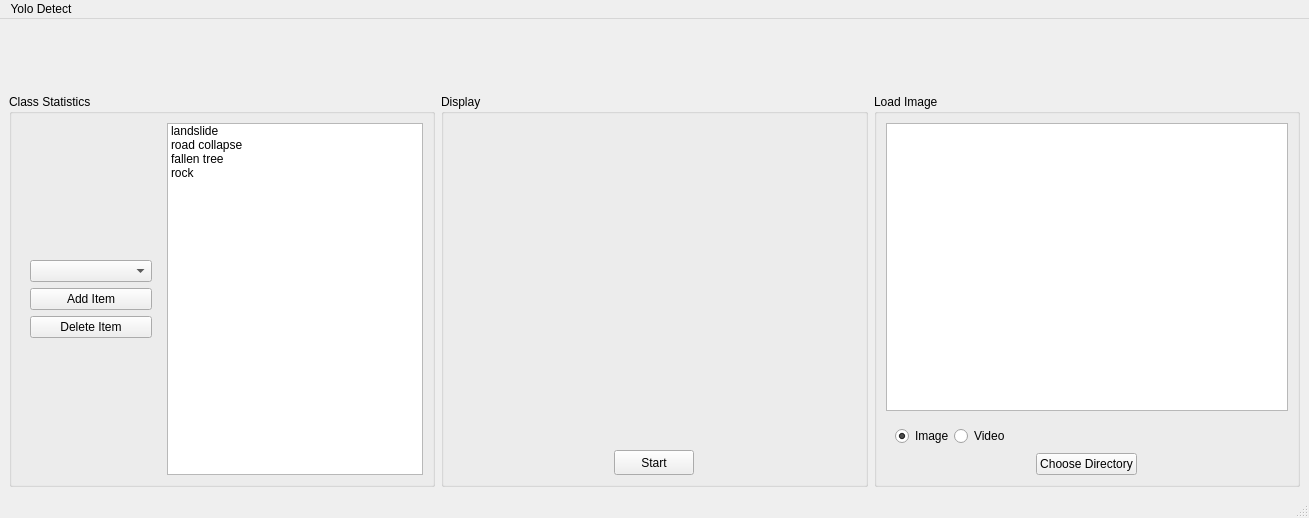
XHao1997/yolo_detect_qt, file main_window.ui: the form before one commit.
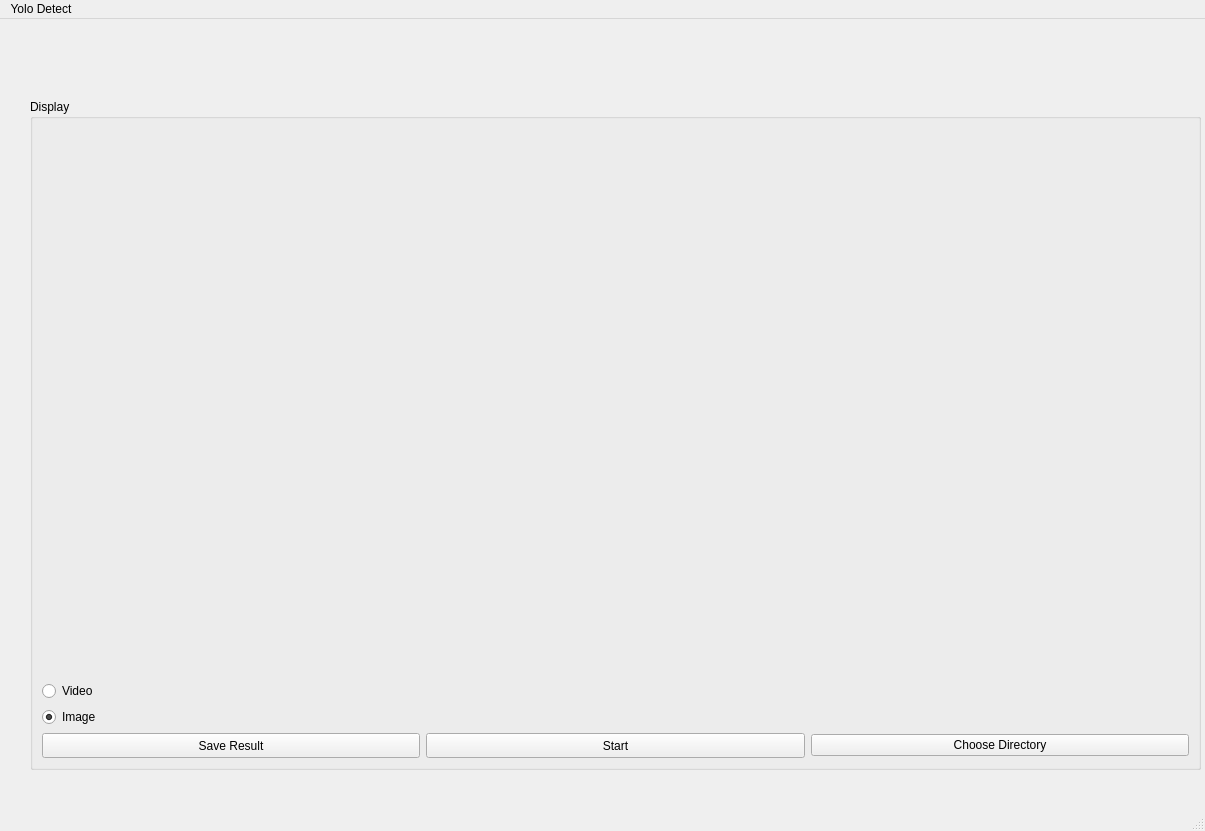
The form after the commit. Icons and pictures are not drawn.

```diff
--- a/main_window.ui
+++ b/main_window.ui
@@ -6,249 +6,152 @@
    <rect>
     <x>0</x>
     <y>0</y>
-    <width>1309</width>
-    <height>518</height>
+    <width>1205</width>
+    <height>831</height>
    </rect>
   </property>
+  <property name="sizePolicy">
+   <sizepolicy hsizetype="Preferred" vsizetype="Expanding">
+    <horstretch>0</horstretch>
+    <verstretch>0</verstretch>
+   </sizepolicy>
+  </property>
+  <property name="minimumSize">
+   <size>
+    <width>1205</width>
+    <height>200</height>
+   </size>
+  </property>
+  <property name="maximumSize">
+   <size>
+    <width>1205</width>
+    <height>4095</height>
+   </size>
+  </property>
   <property name="windowTitle">
    <string>Yolo Disaster Detection</string>
   </property>
   <widget class="QWidget" name="centralwidget">
-   <layout class="QGridLayout" name="gridLayout">
-    <item row="0" column="2" alignment="Qt::AlignmentFlag::AlignHCenter">
-     <widget class="QLabel" name="label_2">
-      <property name="sizePolicy">
-       <sizepolicy hsizetype="Preferred" vsizetype="Preferred">
-        <horstretch>0</horstretch>
-        <verstretch>0</verstretch>
-       </sizepolicy>
-      </property>
-      <property name="maximumSize">
-       <size>
-        <width>60</width>
-        <height>60</height>
-       </size>
-      </property>
-      <property name="text">
-       <string/>
-      </property>
-      <property name="textFormat">
-       <enum>Qt::TextFormat::AutoText</enum>
-      </property>
-      <property name="pixmap">
-       <pixmap>images.jpeg</pixmap>
-      </property>
-      <property name="scaledContents">
-       <bool>true</bool>
-      </property>
-     </widget>
-    </item>
-    <item row="1" column="4" rowspan="2">
-     <widget class="QGroupBox" name="groupBox_4">
-      <property name="title">
-       <string>Load Image</string>
-      </property>
-      <layout class="QVBoxLayout" name="verticalLayout">
+   <widget class="QLabel" name="label_2">
+    <property name="geometry">
+     <rect>
+      <x>570</x>
+      <y>0</y>
+      <width>60</width>
+      <height>60</height>
+     </rect>
+    </property>
+    <property name="sizePolicy">
+     <sizepolicy hsizetype="Preferred" vsizetype="Preferred">
+      <horstretch>0</horstretch>
+      <verstretch>0</verstretch>
+     </sizepolicy>
+    </property>
+    <property name="maximumSize">
+     <size>
+      <width>60</width>
+      <height>60</height>
+     </size>
+    </property>
+    <property name="text">
+     <string/>
+    </property>
+    <property name="textFormat">
+     <enum>Qt::PlainText</enum>
+    </property>
+    <property name="pixmap">
+     <pixmap>images.jpeg</pixmap>
+    </property>
+    <property name="scaledContents">
+     <bool>true</bool>
+    </property>
+   </widget>
+   <widget class="QGroupBox" name="groupBox_3">
+    <property name="geometry">
+     <rect>
+      <x>30</x>
+      <y>80</y>
+      <width>1171</width>
+      <height>671</height>
+     </rect>
+    </property>
+    <property name="sizePolicy">
+     <sizepolicy hsizetype="MinimumExpanding" vsizetype="Fixed">
+      <horstretch>0</horstretch>
+      <verstretch>0</verstretch>
+     </sizepolicy>
+    </property>
+    <property name="title">
+     <string>Display</string>
+    </property>
+    <layout class="QVBoxLayout" name="verticalLayout_3">
+     <item>
+      <widget class="QLabel" name="label_display">
+       <property name="sizePolicy">
+        <sizepolicy hsizetype="Expanding" vsizetype="Expanding">
+         <horstretch>0</horstretch>
+         <verstretch>0</verstretch>
+        </sizepolicy>
+       </property>
+       <property name="text">
+        <string/>
+       </property>
+      </widget>
+     </item>
+     <item>
+      <widget class="QRadioButton" name="checkButton_video">
+       <property name="text">
+        <string>Video</string>
+       </property>
+       <property name="iconSize">
+        <size>
+         <width>8</width>
+         <height>8</height>
+        </size>
+       </property>
+       <property name="checked">
+        <bool>false</bool>
+       </property>
+       <attribute name="buttonGroup">
+        <string notr="true">buttonGroup</string>
+       </attribute>
+      </widget>
+     </item>
+     <item>
+      <widget class="QRadioButton" name="checkButton_image">
+       <property name="text">
+        <string>Image</string>
+       </property>
+       <property name="iconSize">
+        <size>
+         <width>8</width>
+         <height>8</height>
+        </size>
+       </property>
+       <property name="checked">
+        <bool>true</bool>
+       </property>
+       <attribute name="buttonGroup">
+        <string notr="true">buttonGroup</string>
+       </attribute>
+      </widget>
+     </item>
+     <item>
+      <layout class="QHBoxLayout" name="horizontalLayout">
        <item>
-        <widget class="QGraphicsView" name="graphicsView">
-         <property name="sizePolicy">
-          <sizepolicy hsizetype="Preferred" vsizetype="Preferred">
-           <horstretch>0</horstretch>
-           <verstretch>0</verstretch>
-          </sizepolicy>
-         </property>
-        </widget>
-       </item>
-       <item>
-        <widget class="QWidget" name="checkBox_1" native="true">
-         <property name="sizePolicy">
-          <sizepolicy hsizetype="Minimum" vsizetype="Minimum">
-           <horstretch>0</horstretch>
-           <verstretch>0</verstretch>
-          </sizepolicy>
-         </property>
-         <property name="maximumSize">
+        <widget class="QPushButton" name="pushButton_display_2">
+         <property name="minimumSize">
           <size>
-           <width>16777215</width>
+           <width>80</width>
            <height>25</height>
           </size>
          </property>
-         <layout class="QHBoxLayout" name="horizontalLayout_3">
-          <property name="spacing">
-           <number>0</number>
-          </property>
-          <property name="sizeConstraint">
-           <enum>QLayout::SizeConstraint::SetFixedSize</enum>
-          </property>
-          <property name="bottomMargin">
-           <number>1</number>
-          </property>
-          <item>
-           <widget class="QRadioButton" name="checkButton_image">
-            <property name="text">
-             <string>Image</string>
-            </property>
-            <property name="iconSize">
-             <size>
-              <width>8</width>
-              <height>8</height>
-             </size>
-            </property>
-            <property name="checked">
-             <bool>true</bool>
-            </property>
-            <attribute name="buttonGroup">
-             <string notr="true">buttonGroup</string>
-            </attribute>
-           </widget>
-          </item>
-          <item>
-           <widget class="QRadioButton" name="checkButton_video">
-            <property name="text">
-             <string>Video</string>
-            </property>
-            <property name="iconSize">
-             <size>
-              <width>8</width>
-              <height>8</height>
-             </size>
-            </property>
-            <property name="checked">
-             <bool>false</bool>
-            </property>
-            <attribute name="buttonGroup">
-             <string notr="true">buttonGroup</string>
-            </attribute>
-           </widget>
-          </item>
-         </layout>
-        </widget>
-       </item>
-       <item alignment="Qt::AlignmentFlag::AlignHCenter">
-        <widget class="QPushButton" name="pushButton_loadImage">
          <property name="text">
-          <string>Choose Directory</string>
+          <string>Save Result</string>
          </property>
         </widget>
        </item>
-      </layout>
-     </widget>
-    </item>
-    <item row="1" column="0" rowspan="2">
-     <widget class="QGroupBox" name="groupBox">
-      <property name="title">
-       <string>Class Statistics</string>
-      </property>
-      <layout class="QHBoxLayout" name="horizontalLayout_2">
        <item>
-        <widget class="QWidget" name="widget" native="true">
-         <layout class="QVBoxLayout" name="verticalLayout_2">
-          <item>
-           <spacer name="verticalSpacer_2">
-            <property name="orientation">
-             <enum>Qt::Orientation::Vertical</enum>
-            </property>
-            <property name="sizeHint" stdset="0">
-             <size>
-              <width>20</width>
-              <height>40</height>
-             </size>
-            </property>
-           </spacer>
-          </item>
-          <item>
-           <widget class="QComboBox" name="comboBox">
-            <property name="currentText">
-             <string/>
-            </property>
-            <property name="currentIndex">
-             <number>-1</number>
-            </property>
-           </widget>
-          </item>
-          <item>
-           <widget class="QPushButton" name="pushButton_addItem">
-            <property name="sizePolicy">
-             <sizepolicy hsizetype="Preferred" vsizetype="Fixed">
-              <horstretch>0</horstretch>
-              <verstretch>0</verstretch>
-             </sizepolicy>
-            </property>
-            <property name="text">
-             <string>Add Item</string>
-            </property>
-           </widget>
-          </item>
-          <item>
-           <widget class="QPushButton" name="pushButton_deleteItem">
-            <property name="text">
-             <string>Delete Item</string>
-            </property>
-           </widget>
-          </item>
-          <item>
-           <spacer name="verticalSpacer">
-            <property name="orientation">
-             <enum>Qt::Orientation::Vertical</enum>
-            </property>
-            <property name="sizeHint" stdset="0">
-             <size>
-              <width>20</width>
-              <height>40</height>
-             </size>
-            </property>
-           </spacer>
-          </item>
-         </layout>
-        </widget>
-       </item>
-       <item>
-        <widget class="QListWidget" name="listWidget">
-         <property name="sizePolicy">
-          <sizepolicy hsizetype="Preferred" vsizetype="Preferred">
-           <horstretch>0</horstretch>
-           <verstretch>0</verstretch>
-          </sizepolicy>
-         </property>
-         <item>
-          <property name="text">
-           <string>landslide</string>
-          </property>
-         </item>
-         <item>
-          <property name="text">
-           <string>road collapse</string>
-          </property>
-         </item>
-         <item>
-          <property name="text">
-           <string>fallen tree</string>
-          </property>
-         </item>
-         <item>
-          <property name="text">
-           <string>rock</string>
-          </property>
-         </item>
-        </widget>
-       </item>
-      </layout>
-     </widget>
-    </item>
-    <item row="1" column="2" rowspan="2">
-     <widget class="QGroupBox" name="groupBox_3">
-      <property name="title">
-       <string>Display</string>
-      </property>
-      <layout class="QVBoxLayout" name="verticalLayout_3">
-       <item>
-        <widget class="QLabel" name="label_display">
-         <property name="text">
-          <string/>
-         </property>
-        </widget>
-       </item>
-       <item alignment="Qt::AlignmentFlag::AlignHCenter">
         <widget class="QPushButton" name="pushButton_display">
          <property name="minimumSize">
           <size>
@@ -261,17 +164,24 @@
          </property>
         </widget>
        </item>
+       <item>
+        <widget class="QPushButton" name="pushButton_loadImage">
+         <property name="text">
+          <string>Choose Directory</string>
+         </property>
+        </widget>
+       </item>
       </layout>
-     </widget>
-    </item>
-   </layout>
+     </item>
+    </layout>
+   </widget>
   </widget>
   <widget class="QMenuBar" name="menubar">
    <property name="geometry">
     <rect>
      <x>0</x>
      <y>0</y>
-     <width>1309</width>
+     <width>1205</width>
      <height>22</height>
     </rect>
    </property>
```
